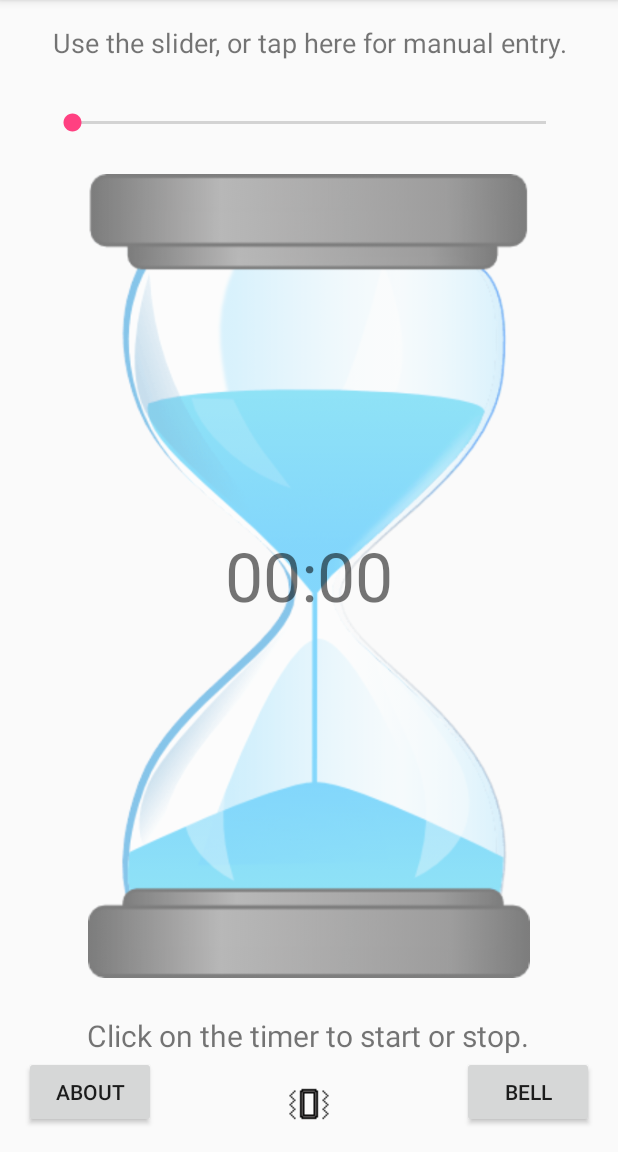
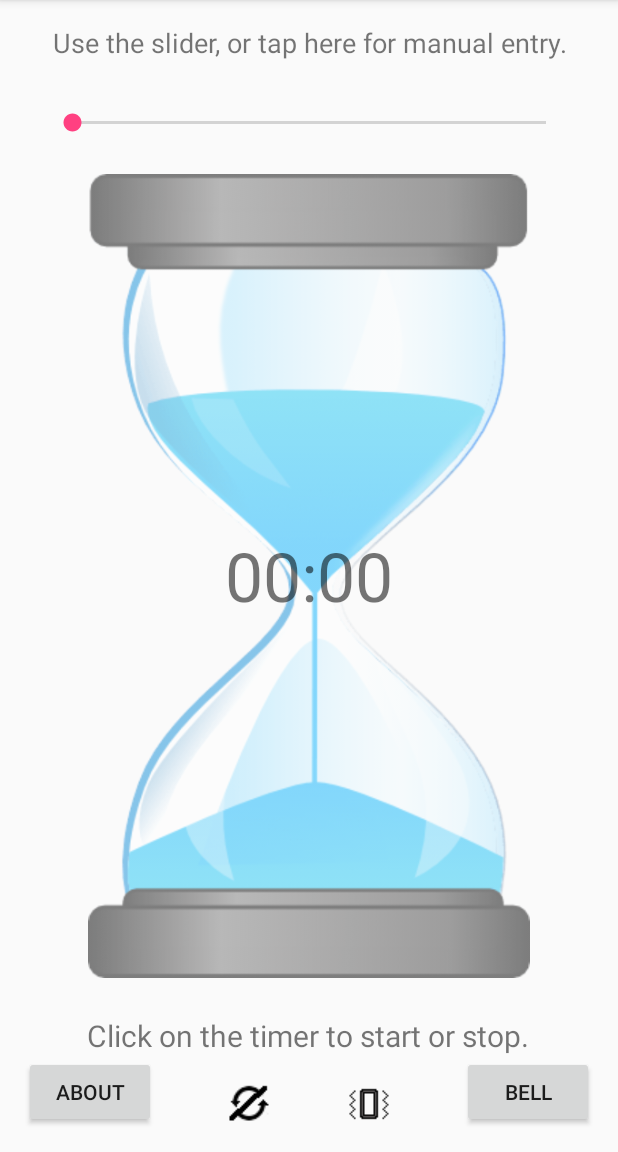
Before and after one commit to alaskalinuxuser/app_hourglass, an Android app: the screen it shows after launch (MainActivity), on a phone screen of 412 x 824 dp, the part 84-1236 px from its top. Run offline under Robolectric (Android 15) with nearby library versions, the phone set to English and light mode, and no system bars.

Commit message:
Added option to repeat timer.

```diff
--- a/app/build.gradle
+++ b/app/build.gradle
@@ -7,8 +7,8 @@ android {
         applicationId "com.alaskalinuxuser.hourglass"
         minSdkVersion 15
         targetSdkVersion 24
-        versionCode 4
-        versionName "1.4"
+        versionCode 5
+        versionName "1.5"
         testInstrumentationRunner "android.support.test.runner.AndroidJUnitRunner"
     }
     buildTypes {
--- a/app/src/main/java/com/alaskalinuxuser/hourglass/MainActivity.java
+++ b/app/src/main/java/com/alaskalinuxuser/hourglass/MainActivity.java
@@ -41,7 +41,7 @@ public class MainActivity extends AppCompatActivity {
 
     // Define the imageView.
     ImageView myHourGlass;
-    ImageView vibe;
+    ImageView vibe, recure;
     // Define the sound choice button.
     Button soundChoices;
     // Define the media player.
@@ -53,17 +53,11 @@ public class MainActivity extends AppCompatActivity {
     // Define the countdown timer.
     CountDownTimer timeCount;
     // Define the integers.
-    int maxTime;
-    int curTime;
-    int soundNum;
+    int maxTime, curTime, soundNum, recureTime;
     // Define the strings.
-    String minutes;
-    String seconds;
-    String mi;
-    String se;
-    String theButton;
+    String minutes, seconds, mi, se, theButton;
     // Declare our boolean.
-    boolean vibrateYes;
+    boolean vibrateYes, recureYes;
     // Declare the manual time string and edittext box.
     String manualTime;
     EditText manualText;
@@ -117,81 +111,8 @@ public class MainActivity extends AppCompatActivity {
 
         if (stoppedTimer) {
 
-            // First, let's stop the timebar from working until the timer is stopped
-            // or cancelled.
-            timeBar.setEnabled(false);
-
-            /* Let's make a notification, so the user doesn't forget that they have a timer running.
-             * I only want it to display if the timer is actually running.
-             * I am giving them the option to clear the notification, it is not persistent.
-             *
-             */
-            NotificationCompat.Builder builder = new NotificationCompat.Builder(context)
-                    .setSmallIcon(R.drawable.hourglass).setContentTitle("Hourglass").setContentText(
-                            "Your hourglass timer is running."
-                    );
-
-            Intent intent = new Intent(context, MainActivity.class);
-            intent.addFlags(Intent.FLAG_ACTIVITY_SINGLE_TOP);
-            PendingIntent pIntent = PendingIntent.getActivity(context, 0 , intent, PendingIntent.FLAG_UPDATE_CURRENT);
-
-            builder.setContentIntent(pIntent);
-            mNotificationManager = (NotificationManager) context.getSystemService(Context.NOTIFICATION_SERVICE);
-
-            Notification notif = builder.build();
-            mNotificationManager.notify(0, notif);
-
-            timeCount = new CountDownTimer(timeBar.getProgress(), 1000) {
-
-                @Override
-                public void onTick(long timeLeft) {
-
-                    // Update the time every tick with the method "theTime" based on the long "timeLeft".
-                    theTime((int) timeLeft);
-
-                }
-
-                // What to do when the timer is done.
-                @Override
-                public void onFinish() {
-
-                    // Cancel the notification.
-                    mNotificationManager.cancel(0);
-
-                    // Set the time bar back to usable.
-                    timeBar.setEnabled(true);
-
-                    // Spin the hourglass for a cool special affect.
-                    myHourGlass.animate().rotation(0f).setDuration(1000).start();
-
-                    //Play the sound file.
-                    playThatSound();
-
-                    // Set the time.
-                    timeGoing.setText("00:00");
-
-                    // And make a toast popup.
-                    Toast timeUp = Toast.makeText(getApplicationContext(), "Time is up!", Toast.LENGTH_LONG);
-                    timeUp.show();
-
-                    // And vibrate, if the permission was granted, for 2 seconds.
-                    if (vibrateYes) {
-
-                        Vibrator vibRate = (Vibrator) getSystemService(Context.VIBRATOR_SERVICE);
-                        vibRate.vibrate(2000);
-
-                    }
-
-                }
-
-            };
-
-            // Spin the hourglass for a cool special affect.
-            myHourGlass.animate().rotation(360f).setDuration(1000).start();
-
-            // Start the timer and set the boolean for running.
-            timeCount.start();
-            stoppedTimer = false;
+            recureTime = timeBar.getProgress();
+            startCount(recureTime, 1000);
 
         } else {
 
@@ -211,6 +132,103 @@ public class MainActivity extends AppCompatActivity {
         }
 
     }
+
+    public void startCount (int allotedTime, final int countBy) {
+
+        // First, let's stop the time bar from working until the timer is stopped
+        // or cancelled.
+        timeBar.setEnabled(false);
+
+            /* Let's make a notification, so the user doesn't forget that they have a timer running.
+             * I only want it to display if the timer is actually running.
+             * I am giving them the option to clear the notification, it is not persistent.
+             *
+             */
+        String intentPhrase = "";
+
+        if (recureYes) {
+            intentPhrase = "Your recurring hourglass timer is running.";
+        } else {
+            intentPhrase = "Your hourglass timer is running.";
+        }
+
+        NotificationCompat.Builder builder = new NotificationCompat.Builder(context)
+                .setSmallIcon(R.drawable.hourglass).setContentTitle("Hourglass").setContentText(
+                        intentPhrase);
+
+        Intent intent = new Intent(context, MainActivity.class);
+        intent.addFlags(Intent.FLAG_ACTIVITY_SINGLE_TOP);
+        PendingIntent pIntent = PendingIntent.getActivity(context, 0 , intent, PendingIntent.FLAG_UPDATE_CURRENT);
+
+        builder.setContentIntent(pIntent);
+        mNotificationManager = (NotificationManager) context.getSystemService(Context.NOTIFICATION_SERVICE);
+
+        Notification notif = builder.build();
+        mNotificationManager.notify(0, notif);
+
+        timeCount = new CountDownTimer(allotedTime, countBy) {
+
+            @Override
+            public void onTick(long timeLeft) {
+
+                // Update the time every tick with the method "theTime" based on the long "timeLeft".
+                theTime((int) timeLeft);
+
+            }
+
+            // What to do when the timer is done.
+            @Override
+            public void onFinish() {
+
+                // Spin the hourglass for a cool special affect.
+                myHourGlass.animate().rotation(0f).setDuration(1000).start();
+
+                //Play the sound file.
+                playThatSound();
+
+                // And vibrate, if the permission was granted, for 2 seconds.
+                if (vibrateYes) {
+
+                    Vibrator vibRate = (Vibrator) getSystemService(Context.VIBRATOR_SERVICE);
+                    vibRate.vibrate(2000);
+
+                }
+
+                if (recureYes) {
+                    //
+                    // And make a toast popup.
+                    Toast timeUp = Toast.makeText(getApplicationContext(),
+                            "Time is up! Restarting timer.", Toast.LENGTH_LONG);
+                    timeUp.show();
+
+                    startCount(recureTime, countBy);
+
+                } else {
+                    // Cancel the notification.
+                    mNotificationManager.cancel(0);
+
+                    // Set the time bar back to usable.
+                    timeBar.setEnabled(true);
+
+                    // Set the time.
+                    timeGoing.setText("00:00");
+
+                    // And make a toast popup.
+                    Toast timeUp = Toast.makeText(getApplicationContext(), "Time is up!",
+                            Toast.LENGTH_LONG);
+                    timeUp.show();
+                }
+            }
+        };
+
+        // Spin the hourglass for a cool special affect.
+        myHourGlass.animate().rotation(360f).setDuration(1000).start();
+
+        // Start the timer and set the boolean for running.
+        timeCount.start();
+        stoppedTimer = false;
+
+    }// end startCount
 
     // Our method that is called to play whichever sound was chosen....
     public void playThatSound() {
@@ -247,6 +265,9 @@ public class MainActivity extends AppCompatActivity {
         vibrateYes = true;
         vibe = (ImageView) findViewById(R.id.vibView);
         vibe.setImageResource(R.drawable.vibs);
+        recureYes = false;
+        recure = (ImageView) findViewById(R.id.recurView);
+        recure.setImageResource(R.drawable.notrecur);
 
         // Define the manual entry layout view.
         manualEntryLayout = (LinearLayout) findViewById(R.id.manEntryLayout);
@@ -357,6 +378,27 @@ public class MainActivity extends AppCompatActivity {
         }
 
     }
+
+    public void recurChoice (View recurView) {
+
+        if (recureYes) {
+
+            // Set the boolean.
+            recureYes = false;
+            // Set the image.
+            recure.setImageResource(R.drawable.notrecur);
+
+        } else {
+
+            // Set the boolean.
+            recureYes = true;
+            // Set the image.
+            recure.setImageResource(R.drawable.recur);
+
+        }
+
+    }
+
     // When we click on the text for manual entry.
     public void manualEntry (View manView) {
 
--- a/app/src/main/res/layout/activity_main.xml
+++ b/app/src/main/res/layout/activity_main.xml
@@ -83,53 +83,63 @@
         android:layout_width="wrap_content"
         android:layout_height="wrap_content"
         android:src="@drawable/vibs"
+        android:id="@+id/vibView"
+        android:onClick="vibChoice"
         android:layout_alignParentBottom="true"
-        android:layout_centerHorizontal="true"
-        android:id="@+id/vibView"
-        android:onClick="vibChoice" />
+        android:layout_alignRight="@+id/timerView"
+        android:layout_alignEnd="@+id/timerView" />
+
+    <ImageView
+        android:id="@+id/recurView"
+        android:layout_width="wrap_content"
+        android:layout_height="wrap_content"
+        android:layout_alignLeft="@+id/timerView"
+        android:onClick="recurChoice"
+        android:layout_alignParentBottom="true"
+        android:layout_alignStart="@+id/timerView"
+        app:srcCompat="@drawable/notrecur" />
 
     <LinearLayout
-        android:orientation="vertical"
+        android:id="@+id/manEntryLayout"
         android:layout_width="match_parent"
         android:layout_height="match_parent"
-        android:id="@+id/manEntryLayout"
         android:background="?android:attr/colorBackground"
-        android:gravity="top|center">
+        android:gravity="top|center"
+        android:orientation="vertical">
 
         <TextView
-            android:text="Please enter the desired time:"
+            android:id="@+id/textView"
             android:layout_width="match_parent"
             android:layout_height="wrap_content"
-            android:id="@+id/textView"
-            android:textSize="25sp"
-            android:gravity="center" />
+            android:gravity="center"
+            android:text="Please enter the desired time:"
+            android:textSize="25sp" />
 
         <EditText
+            android:id="@+id/manualTimeText"
             android:layout_width="match_parent"
             android:layout_height="wrap_content"
+            android:layout_margin="25dp"
+            android:background="@android:color/background_light"
+            android:ems="10"
+            android:gravity="center_vertical|center"
             android:inputType="time"
-            android:ems="10"
-            android:id="@+id/manualTimeText"
-            android:layout_margin="25dp"
-            android:gravity="center_vertical|center"
-            android:background="@android:color/background_light"
             android:textSize="25sp" />
 
         <Button
-            android:text="OK"
+            android:id="@+id/okButton"
             android:layout_width="wrap_content"
             android:layout_height="wrap_content"
-            android:id="@+id/okButton"
-            android:onClick="okGo" />
+            android:onClick="okGo"
+            android:text="OK" />
 
         <TextView
-            android:text="@string/explain"
+            android:id="@+id/textView3"
             android:layout_width="match_parent"
             android:layout_height="wrap_content"
-            android:id="@+id/textView3"
+            android:layout_margin="10dp"
             android:gravity="center"
-            android:textSize="20sp"
-            android:layout_margin="10dp" />
+            android:text="@string/explain"
+            android:textSize="20sp" />
     </LinearLayout>
-
 </RelativeLayout>
```
Also changed, not shown: app/src/main/res/drawable/notrecur.png (added), app/src/main/res/drawable/recur.png (added), 5 other files.
